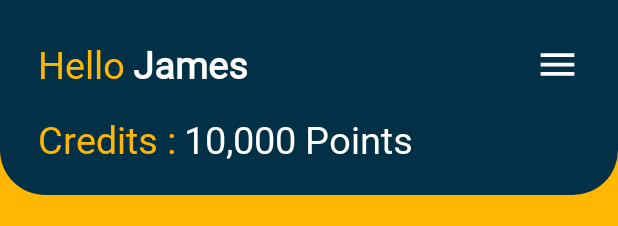
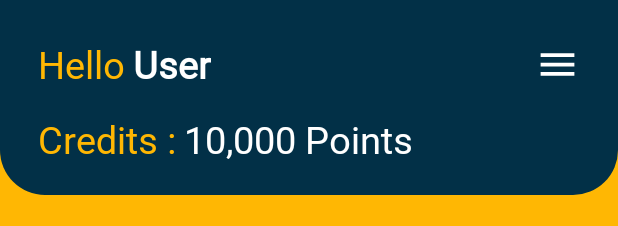
Before and after one commit to andriansanto/UAS_Mobile21, an Android app: the layout activity_main.xml on its own in the app's theme, with its tools: preview values and no code run, on a phone screen of 412 x 824 dp. Shown: the top 226 px of the screen. Run offline under Robolectric (Android 15) with nearby library versions, the phone set to English and light mode, and no system bars.

Commit message:
Udah bikin data buat activity page

```diff
--- a/app/src/main/res/layout/activity_main.xml
+++ b/app/src/main/res/layout/activity_main.xml
@@ -37,7 +37,7 @@
             android:layout_height="wrap_content"
             android:layout_marginStart="5dp"
             android:layout_marginTop="15dp"
-            android:text="James"
+            android:text="User"
             android:textSize="25sp"
             android:textColor="@color/white"
             android:fontFamily="@font/baloo"
@@ -71,6 +71,7 @@
             app:layout_constraintStart_toStartOf="parent"/>
 
         <TextView
+            android:id="@+id/credits"
             android:layout_width="wrap_content"
             android:layout_height="wrap_content"
             android:textColor="@color/white"
```
Also changed, not shown: app/src/main/java/umn/ac/id/uas_mobile/MainActivity.java (+27 -1 lines), app/src/main/java/umn/ac/id/uas_mobile/Register_activity.java (+9 -0 lines).
